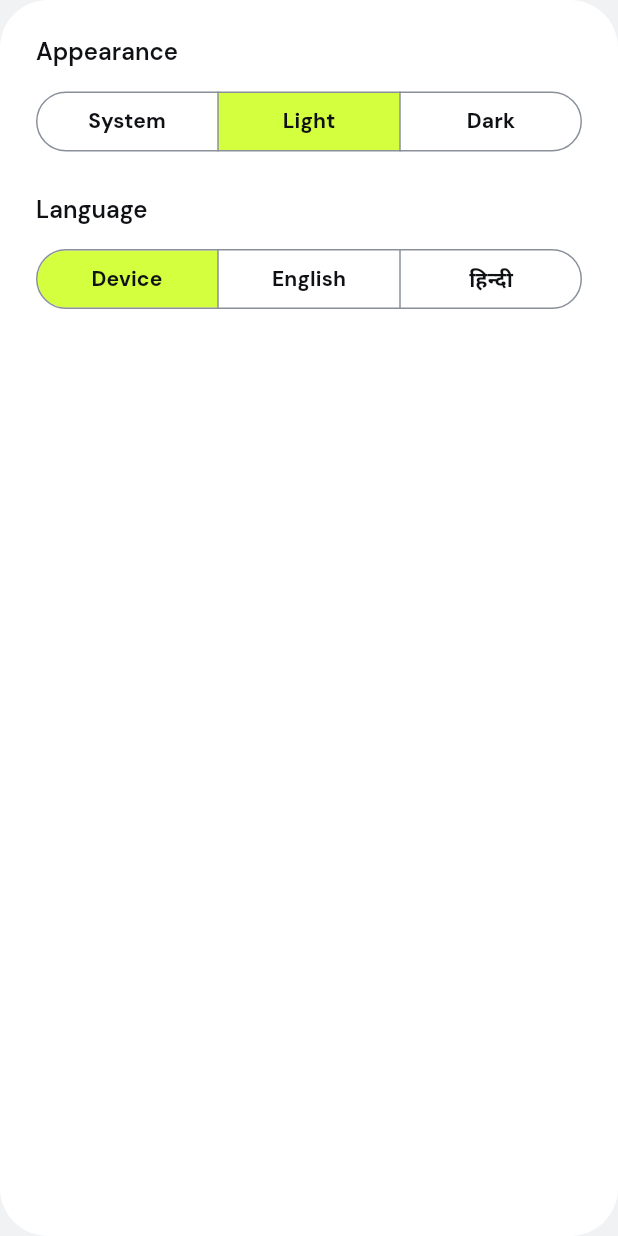
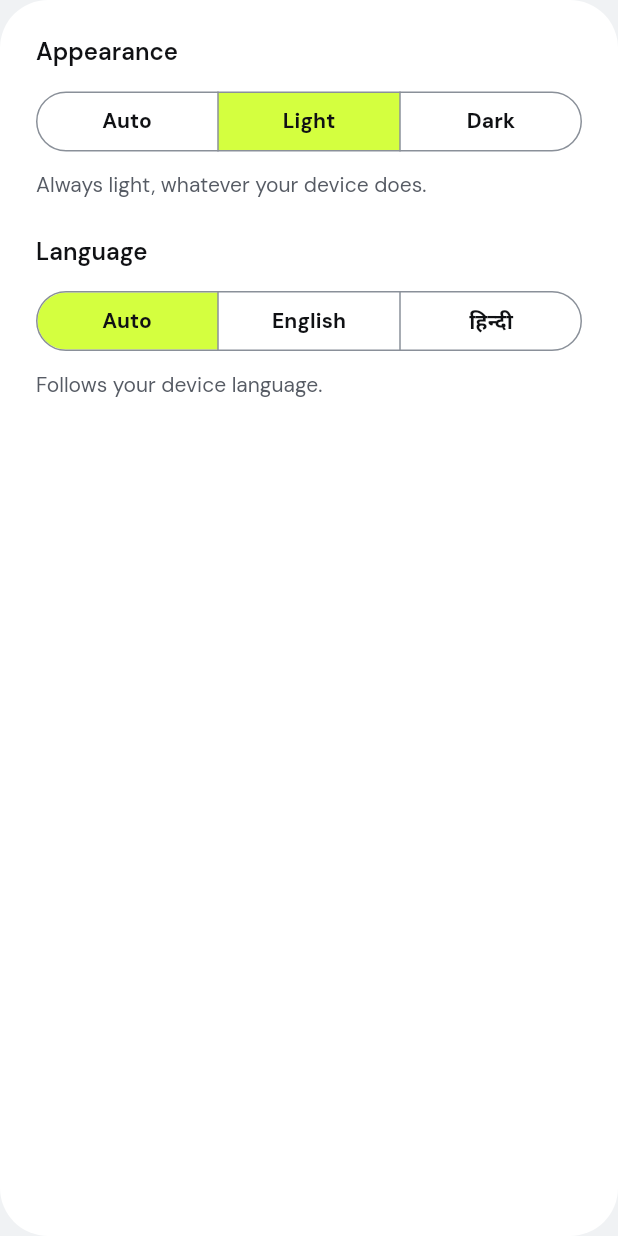
Before and after one commit to H0GR1D3R-CODE/prosessed-flutter-assignment, a Flutter app: the _AppearanceCard widget shown alone on an empty page, opened directly, after a tap on "Light", on a phone screen of 412 x 824 dp. Run offline on Flutter 3.47's test engine with Material 3 defaults, Android fonts, the phone set to English and light mode, and no system bars; our stand-ins replace cached_network_image, dio, equatable, flutter_bloc, flutter_secure_storage, get_it and 2 more; accounts and stored records are empty; network calls fail.

Commit message:
feat(profile): label the Auto choices and say what each switch does
System/Device looked like Light/English when the device was in that mode. They are now
Auto, with a line under each switch describing the current choice.

```diff
--- a/lib/features/profile/presentation/pages/profile_page.dart
+++ b/lib/features/profile/presentation/pages/profile_page.dart
@@ -354,6 +354,14 @@ class _AppearanceCard extends StatelessWidget {
                       settings.setTheme(choice.first),
                 ),
               ),
+              _Hint(switch (state.theme) {
+                ThemeChoice.system =>
+                  MediaQuery.platformBrightnessOf(context) == Brightness.dark
+                      ? l10n.themeHintSystemDark
+                      : l10n.themeHintSystemLight,
+                ThemeChoice.light => l10n.themeHintLight,
+                ThemeChoice.dark => l10n.themeHintDark,
+              }),
               Gap.hxl,
               Text(l10n.profileLanguage, style: context.text.titleMedium),
               Gap.hm,
@@ -379,10 +387,35 @@ class _AppearanceCard extends StatelessWidget {
                   ),
                 ),
               ),
+              _Hint(switch (state.languageCode) {
+                'en' => l10n.languageHintEnglish,
+                'hi' => l10n.languageHintHindi,
+                _ => l10n.languageHintSystem,
+              }),
             ],
           ),
         );
       },
+    );
+  }
+}
+
+/// One line under a switch saying what the current choice does.
+class _Hint extends StatelessWidget {
+  const _Hint(this.text);
+
+  final String text;
+
+  @override
+  Widget build(BuildContext context) {
+    return Padding(
+      padding: const EdgeInsets.only(top: Gap.s),
+      child: Text(
+        text,
+        style: context.text.bodyMedium?.copyWith(
+          color: context.colors.onSurfaceVariant,
+        ),
+      ),
     );
   }
 }
--- a/lib/l10n/app_en.arb
+++ b/lib/l10n/app_en.arb
@@ -297,11 +297,11 @@
   "profilePhone": "Phone",
   "profileAddress": "Address",
   "profileAppearance": "Appearance",
-  "themeSystem": "System",
+  "themeSystem": "Auto",
   "themeLight": "Light",
   "themeDark": "Dark",
   "profileLanguage": "Language",
-  "languageSystem": "Device",
+  "languageSystem": "Auto",
   "languageEnglish": "English",
   "languageHindi": "हिन्दी",
   "profileDevTools": "Developer tools",
@@ -417,5 +417,12 @@
         "type": "String"
       }
     }
-  }
+  },
+  "themeHintSystemLight": "Follows your device. It is light right now.",
+  "themeHintSystemDark": "Follows your device. It is dark right now.",
+  "themeHintLight": "Always light, whatever your device does.",
+  "themeHintDark": "Always dark, whatever your device does.",
+  "languageHintSystem": "Follows your device language.",
+  "languageHintEnglish": "Always English.",
+  "languageHintHindi": "Always Hindi."
 }
```
Also changed, not shown: lib/l10n/app_hi.arb (+10 -3 lines), lib/l10n/generated/app_localizations.dart, lib/l10n/generated/app_localizations_en.dart, lib/l10n/generated/app_localizations_hi.dart, 1 other file.
